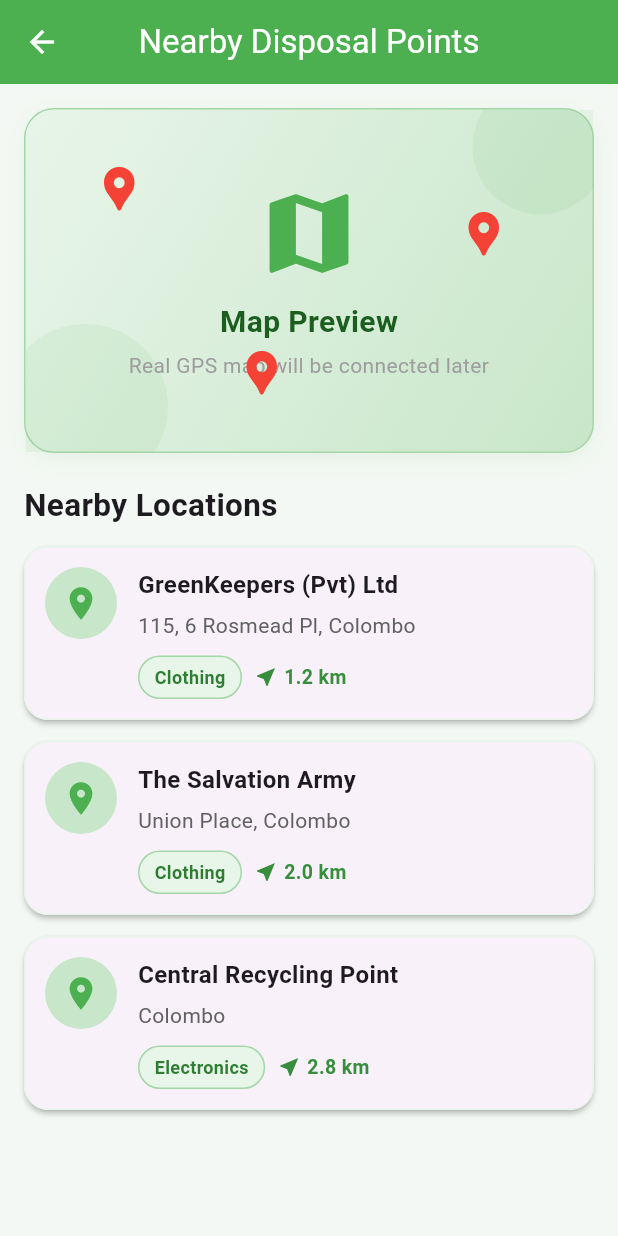
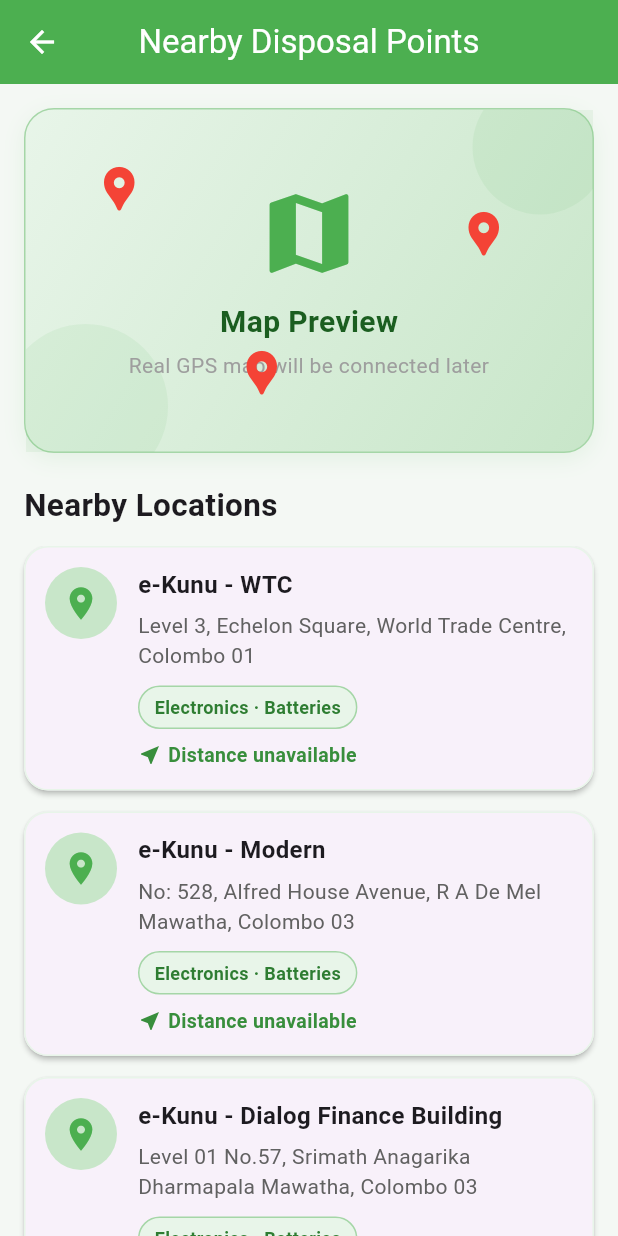
Before and after one commit to AAKP03/WasteWise, a Flutter app: the MapScreen screen opened directly, on a phone screen of 412 x 824 dp. Run offline on Flutter 3.47's test engine with Material 3 defaults, Android fonts, the phone set to English and light mode, and no system bars; our stand-ins replace sqflite; accounts and stored records are empty.

Commit message:
refactor: replace hardcoded disposal points with dynamic data from seed file and update UI elements

```diff
--- a/lib/screens/map_screen.dart
+++ b/lib/screens/map_screen.dart
@@ -1,31 +1,12 @@
 import 'package:flutter/material.dart';
+
+import '../data/disposal_points_seed.dart';
 
 class MapScreen extends StatelessWidget {
   const MapScreen({super.key});
 
   @override
   Widget build(BuildContext context) {
-    final disposalPoints = [
-      {
-        'name': 'GreenKeepers (Pvt) Ltd',
-        'address': '115, 6 Rosmead Pl, Colombo',
-        'category': 'Clothing',
-        'distance': '1.2 km',
-      },
-      {
-        'name': 'The Salvation Army',
-        'address': 'Union Place, Colombo',
-        'category': 'Clothing',
-        'distance': '2.0 km',
-      },
-      {
-        'name': 'Central Recycling Point',
-        'address': 'Colombo',
-        'category': 'Electronics',
-        'distance': '2.8 km',
-      },
-    ];
-
     return Scaffold(
       backgroundColor: const Color(0xFFF4F8F4),
       appBar: AppBar(
@@ -159,6 +140,9 @@ class MapScreen extends StatelessWidget {
                 itemCount: disposalPoints.length,
                 itemBuilder: (context, index) {
                   final point = disposalPoints[index];
+                  final categoryLabel = point.categoriesAccepted.isEmpty
+                      ? 'General'
+                      : point.categoriesAccepted.join(' · ');
 
                   return Card(
                     elevation: 1.5,
@@ -187,7 +171,7 @@ class MapScreen extends StatelessWidget {
                               crossAxisAlignment: CrossAxisAlignment.start,
                               children: [
                                 Text(
-                                  point['name']!,
+                                  point.name,
                                   style: const TextStyle(
                                     fontWeight: FontWeight.bold,
                                     fontSize: 16,
@@ -195,7 +179,7 @@ class MapScreen extends StatelessWidget {
                                 ),
                                 const SizedBox(height: 6),
                                 Text(
-                                  point['address']!,
+                                  point.address,
                                   style: TextStyle(
                                     color: Colors.grey.shade700,
                                     fontSize: 14,
@@ -207,7 +191,7 @@ class MapScreen extends StatelessWidget {
                                   runSpacing: 8,
                                   crossAxisAlignment: WrapCrossAlignment.center,
                                   children: [
-                                    // Category chip/badge
+                                    // Category chip/badge from categoriesAccepted
                                     Container(
                                       padding: const EdgeInsets.symmetric(
                                         horizontal: 10,
@@ -221,7 +205,7 @@ class MapScreen extends StatelessWidget {
                                         ),
                                       ),
                                       child: Text(
-                                        point['category']!,
+                                        categoryLabel,
                                         style: TextStyle(
                                           color: Colors.green.shade800,
                                           fontSize: 12,
@@ -229,7 +213,7 @@ class MapScreen extends StatelessWidget {
                                         ),
                                       ),
                                     ),
-                                    // Distance with icon
+                                    // Temporary distance UI (seed data has no distance)
                                     Row(
                                       mainAxisSize: MainAxisSize.min,
                                       children: [
@@ -240,7 +224,7 @@ class MapScreen extends StatelessWidget {
                                         ),
                                         const SizedBox(width: 4),
                                         Text(
-                                          point['distance']!,
+                                          'Distance unavailable',
                                           style: TextStyle(
                                             fontWeight: FontWeight.bold,
                                             color: Colors.green.shade700,
```
